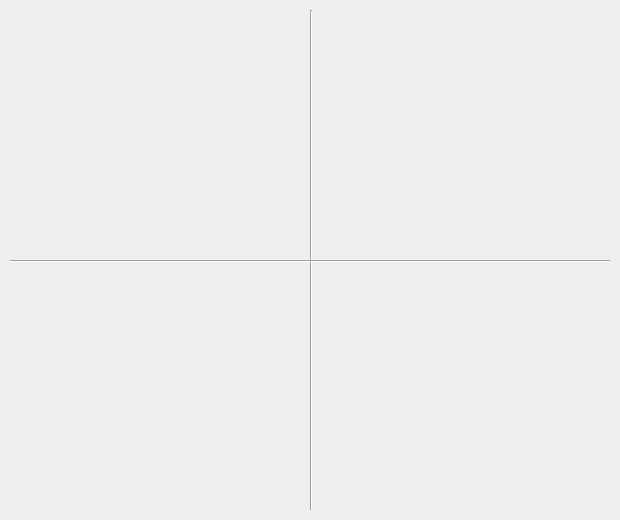
This is rqt_sim_vision/resource/mainwindow.ui in sonia-auv/rqt_sonia_plugins as Qt 5 draws it before an edit. The edited form follows.
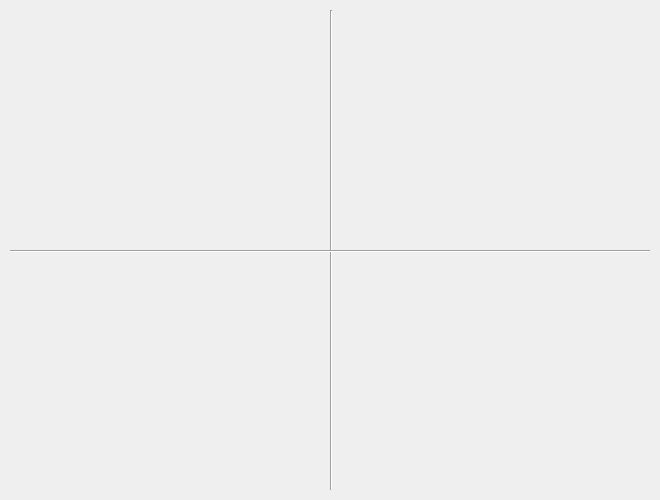
This is the edited form.

Commit message: change simulation to fit with vision server

Patch:
```diff
--- a/rqt_sim_vision/resource/mainwindow.ui
+++ b/rqt_sim_vision/resource/mainwindow.ui
@@ -6,19 +6,19 @@
    <rect>
     <x>0</x>
     <y>0</y>
-    <width>620</width>
-    <height>520</height>
+    <width>660</width>
+    <height>500</height>
    </rect>
   </property>
   <property name="minimumSize">
    <size>
-    <width>620</width>
-    <height>520</height>
+    <width>660</width>
+    <height>490</height>
    </size>
   </property>
   <property name="maximumSize">
    <size>
-    <width>620</width>
+    <width>660</width>
     <height>520</height>
    </size>
   </property>
@@ -28,10 +28,10 @@
   <widget class="Line" name="line">
    <property name="geometry">
     <rect>
-     <x>310</x>
+     <x>330</x>
      <y>10</y>
      <width>2</width>
-     <height>500</height>
+     <height>480</height>
     </rect>
    </property>
    <property name="orientation">
@@ -42,8 +42,8 @@
    <property name="geometry">
     <rect>
      <x>10</x>
-     <y>260</y>
-     <width>600</width>
+     <y>250</y>
+     <width>640</width>
      <height>2</height>
     </rect>
    </property>
@@ -56,8 +56,8 @@
     <rect>
      <x>10</x>
      <y>10</y>
-     <width>600</width>
-     <height>500</height>
+     <width>640</width>
+     <height>480</height>
     </rect>
    </property>
   </widget>
```
The commit also changes 1 other file.
